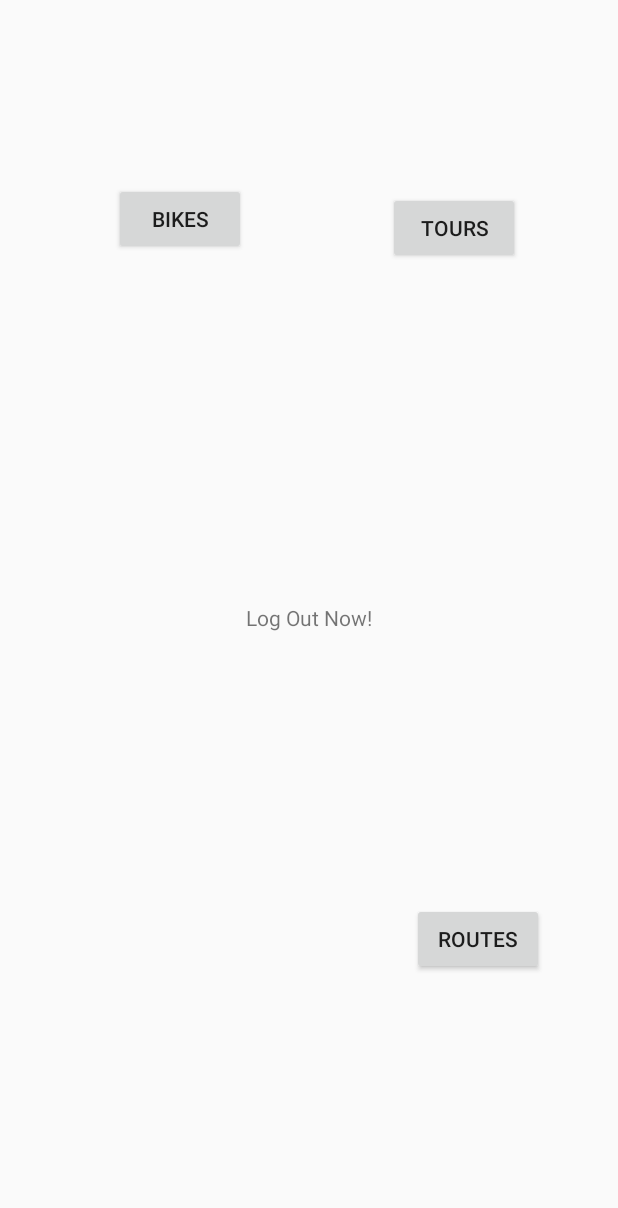
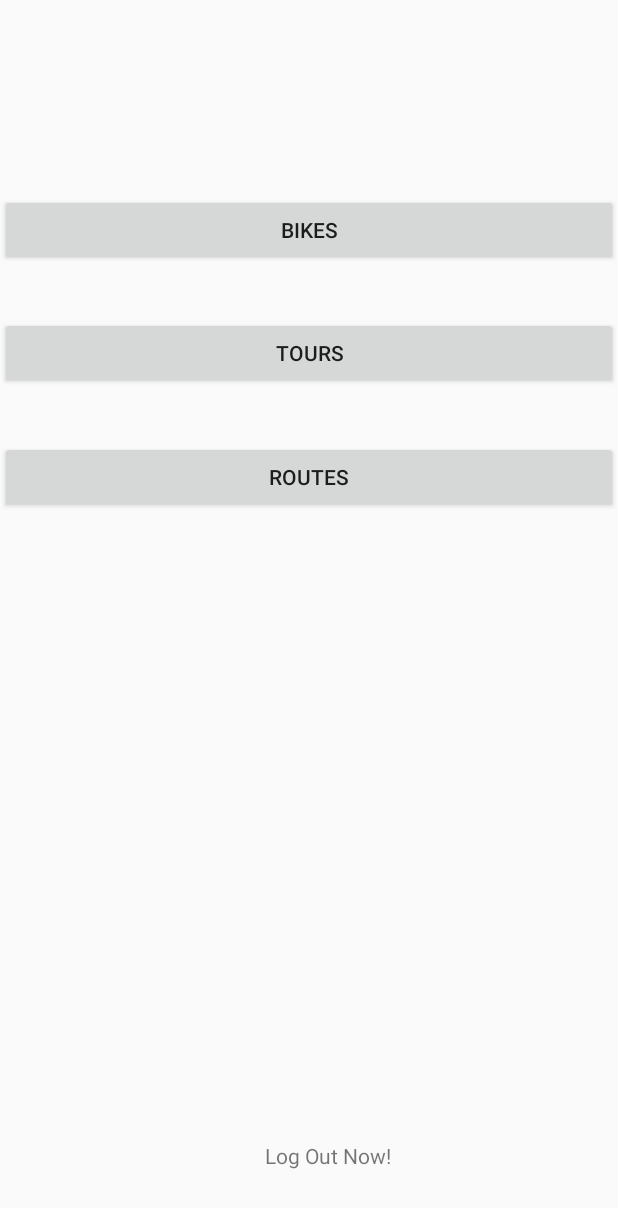
Before and after one commit to auddiolafs/brent-android, an Android app: the screen it shows after launch once a user with an empty profile is signed in (MainActivity), on a phone screen of 412 x 824 dp. Shown: the top 1208 px of the screen. Run offline under Robolectric (Android 15) with nearby library versions, the phone set to English and light mode, and no system bars; our stand-ins replace Firebase (no records; nobody signed in at launch, a user with empty details on screens opened directly); 1 statement that could not run was skipped.

Commit message:
Útlit main snyrt

```diff
--- a/app/src/main/res/layout/activity_main.xml
+++ b/app/src/main/res/layout/activity_main.xml
@@ -11,37 +11,40 @@
         android:id="@+id/logoutText"
         android:layout_width="wrap_content"
         android:layout_height="wrap_content"
-        android:layout_centerInParent="true"
+        android:layout_alignParentEnd="true"
+        android:layout_alignParentBottom="true"
+        android:layout_marginEnd="151dp"
+        android:layout_marginBottom="44dp"
         android:text="@string/logout" />
 
     <Button
         android:id="@+id/bikeButton"
-        android:layout_width="wrap_content"
+        android:layout_width="match_parent"
         android:layout_height="wrap_content"
         android:layout_alignParentStart="true"
         android:layout_alignParentTop="true"
-        android:layout_marginStart="76dp"
-        android:layout_marginTop="122dp"
+        android:layout_marginStart="0dp"
+        android:layout_marginTop="129dp"
         android:text="@string/bikes" />
 
     <Button
         android:id="@+id/toursButton"
-        android:layout_width="wrap_content"
+        android:layout_width="match_parent"
         android:layout_height="wrap_content"
+        android:layout_alignParentStart="true"
         android:layout_alignParentTop="true"
-        android:layout_alignParentEnd="true"
-        android:layout_marginTop="128dp"
-        android:layout_marginEnd="65dp"
+        android:layout_marginStart="0dp"
+        android:layout_marginTop="211dp"
         android:text="@string/tours" />
 
     <Button
         android:id="@+id/routesButton"
-        android:layout_width="wrap_content"
+        android:layout_width="match_parent"
         android:layout_height="wrap_content"
-        android:layout_alignParentEnd="true"
-        android:layout_alignParentBottom="true"
-        android:layout_marginEnd="49dp"
-        android:layout_marginBottom="174dp"
+        android:layout_alignParentStart="true"
+        android:layout_alignParentTop="true"
+        android:layout_marginStart="0dp"
+        android:layout_marginTop="294dp"
         android:text="@string/routes" />
 
 
```
